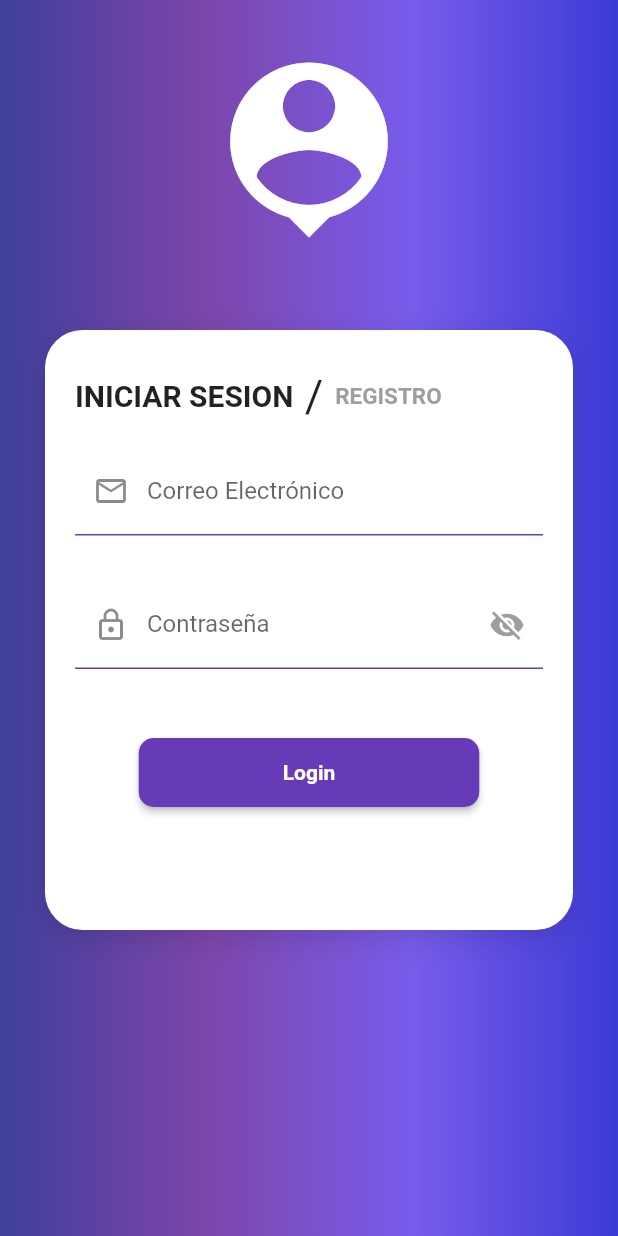
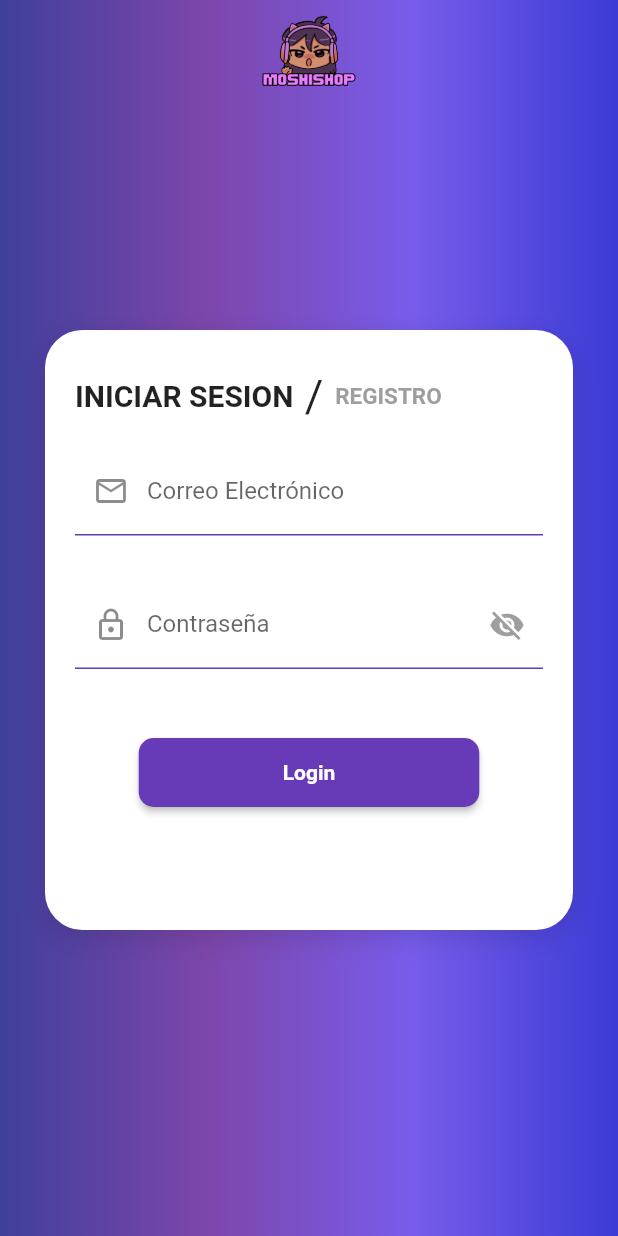
Before and after one commit to AloloCarr/Moshishop_1_0, a Flutter app: the screen it shows after launch, on a phone screen of 412 x 824 dp. Run offline on Flutter 3.47's test engine with Material 2 defaults, Android fonts, the phone set to English and light mode, and no system bars; our stand-ins replace logger, shared_preferences; accounts and stored records are empty.

Commit message:
newUpdate5

```diff
--- a/lib/widgets/icon_person.dart
+++ b/lib/widgets/icon_person.dart
@@ -1,4 +1,5 @@
 import 'package:flutter/material.dart';
+import 'package:moshi_movil_app/widgets/config_Responsive.dart';
 
 class IconPerson extends StatelessWidget {
   const IconPerson({
@@ -7,16 +8,13 @@ class IconPerson extends StatelessWidget {
 
   @override
   Widget build(BuildContext context) {
+    SizeConfig(context);
     return SafeArea(
       child: Container(
-        margin: const EdgeInsets.only(top: 30),
-        width: double.infinity,
-        child: const Icon(
-          Icons.person_pin,
-          color: Colors.white,
-          size: 140,
+        height:SizeConfig.safeBlockSizeHorizontal(20) ,
+        width: SizeConfig.screenWidth,
+        child: Image.asset('assets/img/logo.png' )
         ),
-      ),
-    );
+      );
   }
 }
```
